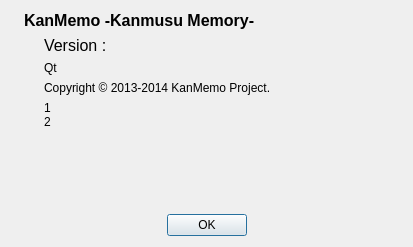
Above: aboutdialog.ui from ioriayane/KanmusuMemory before the change. Below: the same form after it.
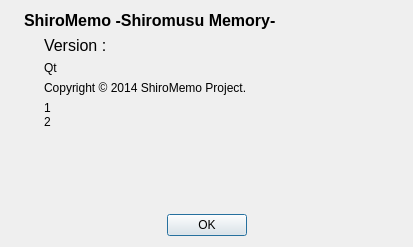
That is the form after the change. Icons and pictures are not drawn.

Patch:
```diff
--- a/aboutdialog.ui
+++ b/aboutdialog.ui
@@ -45,7 +45,7 @@
           </font>
          </property>
          <property name="text">
-          <string>KanMemo -Kanmusu Memory-</string>
+          <string>ShiroMemo -Shiromusu Memory-</string>
          </property>
         </widget>
        </item>
@@ -91,7 +91,7 @@
            <item>
             <widget class="QLabel" name="label_3">
              <property name="text">
-              <string>Copyright &amp;copy; 2013-2014 KanMemo Project.</string>
+              <string>Copyright &amp;copy; 2014 ShiroMemo Project.</string>
              </property>
              <property name="textFormat">
               <enum>Qt::RichText</enum>
```
